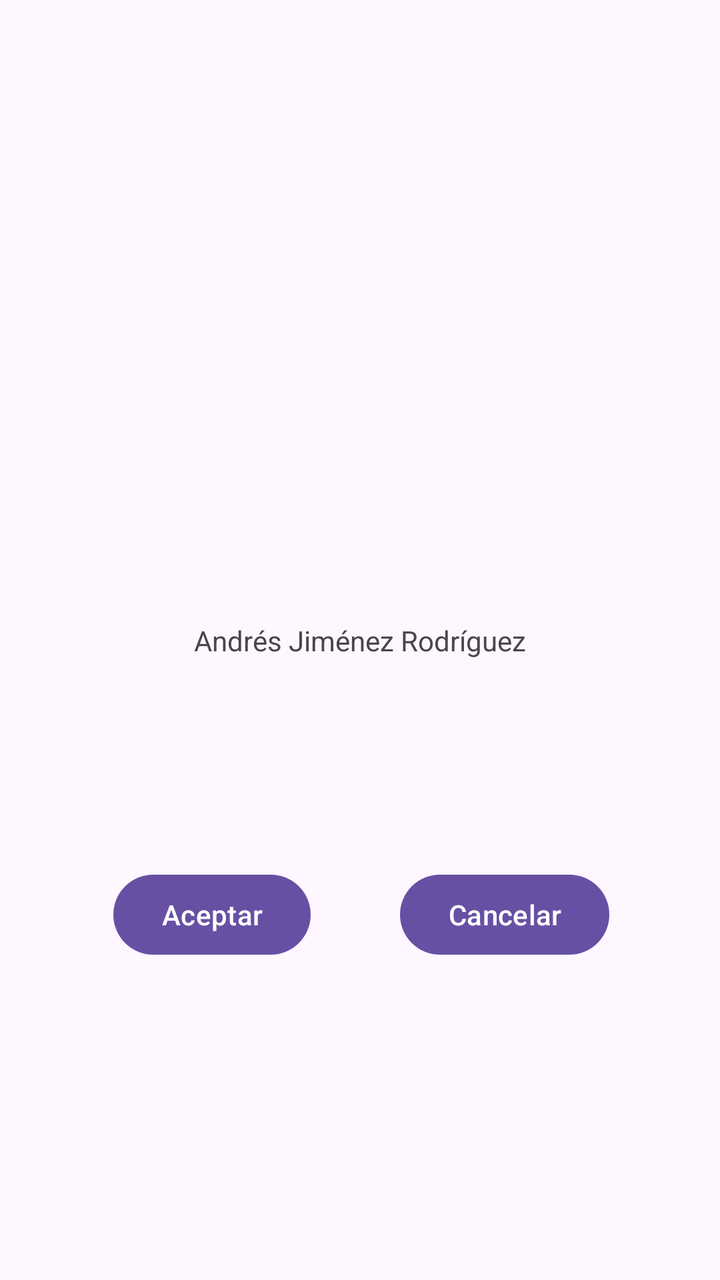
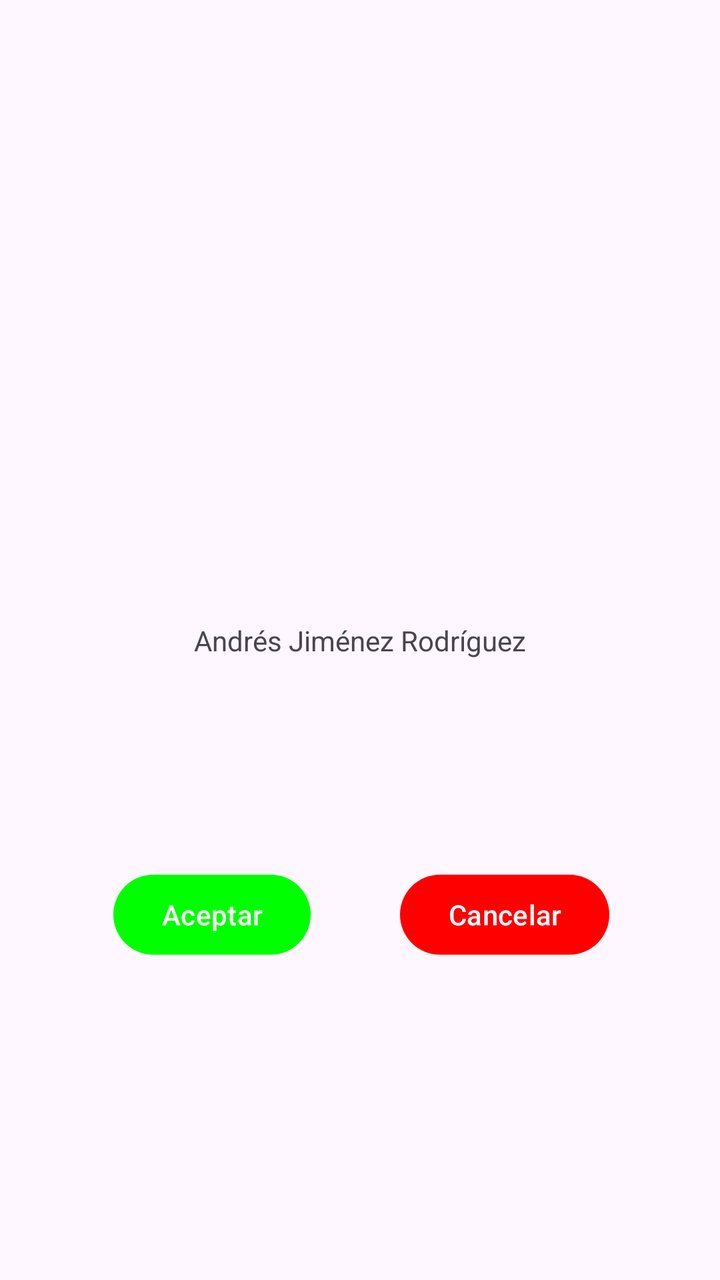

Compare the two renders of this Android layout. The source of the first and the diff that turns it into the second are given below.
<!-- AndroidManifest.xml: application theme Theme.ActividadT3 -->
<!-- res/layout/activity_main.xml -->
<?xml version="1.0" encoding="utf-8"?>
<androidx.constraintlayout.widget.ConstraintLayout xmlns:android="http://schemas.android.com/apk/res/android"
    xmlns:app="http://schemas.android.com/apk/res-auto"
    xmlns:tools="http://schemas.android.com/tools"
    android:id="@+id/main"
    android:layout_width="match_parent"
    android:layout_height="match_parent"
    tools:context=".MainActivity">

    <TextView
        android:layout_width="wrap_content"
        android:layout_height="wrap_content"
        android:text="Andrés Jiménez Rodríguez"
        app:layout_constraintBottom_toBottomOf="parent"
        app:layout_constraintEnd_toEndOf="parent"
        app:layout_constraintStart_toStartOf="parent"
        app:layout_constraintTop_toTopOf="parent" />

    <Button
        android:id="@+id/button3"
        android:layout_width="wrap_content"
        android:layout_height="wrap_content"
        android:text="@string/boton_aceptar"
        android:translationX="170px"
        android:translationY="1300px"
        />

    <Button
        android:id="@+id/button4"
        android:layout_width="wrap_content"
        android:layout_height="wrap_content"
        android:text="@string/boton_cancelar"
        android:translationX="600px"
        android:translationY="1300px"
        />

</androidx.constraintlayout.widget.ConstraintLayout>
<!-- resources referenced by this layout -->
<resources>
  <string name="boton_aceptar" translatable="false">Aceptar</string>
  <string name="boton_cancelar" translatable="false">Cancelar</string>
  <style name="Theme.ActividadT3" parent="Base.Theme.ActividadT3" />
  <style name="Base.Theme.ActividadT3" parent="Theme.Material3.DayNight.NoActionBar">
          
          
      </style>
</resources>

<!-- the commit's change to res/layout/activity_main.xml (unified diff, before → after) -->
@@ -23,6 +23,7 @@
         android:text="@string/boton_aceptar"
         android:translationX="170px"
         android:translationY="1300px"
+        app:backgroundTint="@color/green"
         />
 
     <Button
@@ -32,6 +33,7 @@
         android:text="@string/boton_cancelar"
         android:translationX="600px"
         android:translationY="1300px"
+        app:backgroundTint="@color/red"
         />
 
 </androidx.constraintlayout.widget.ConstraintLayout>
<!-- resource entries referenced after the edit -->
@@ -1,5 +1,7 @@
 <!-- resources referenced by this layout -->
 <resources>
+  <color name="green">#00FF00</color>
+  <color name="red">#FF0000</color>
   <string name="boton_aceptar" translatable="false">Aceptar</string>
   <string name="boton_cancelar" translatable="false">Cancelar</string>
   <style name="Theme.ActividadT3" parent="Base.Theme.ActividadT3" />
